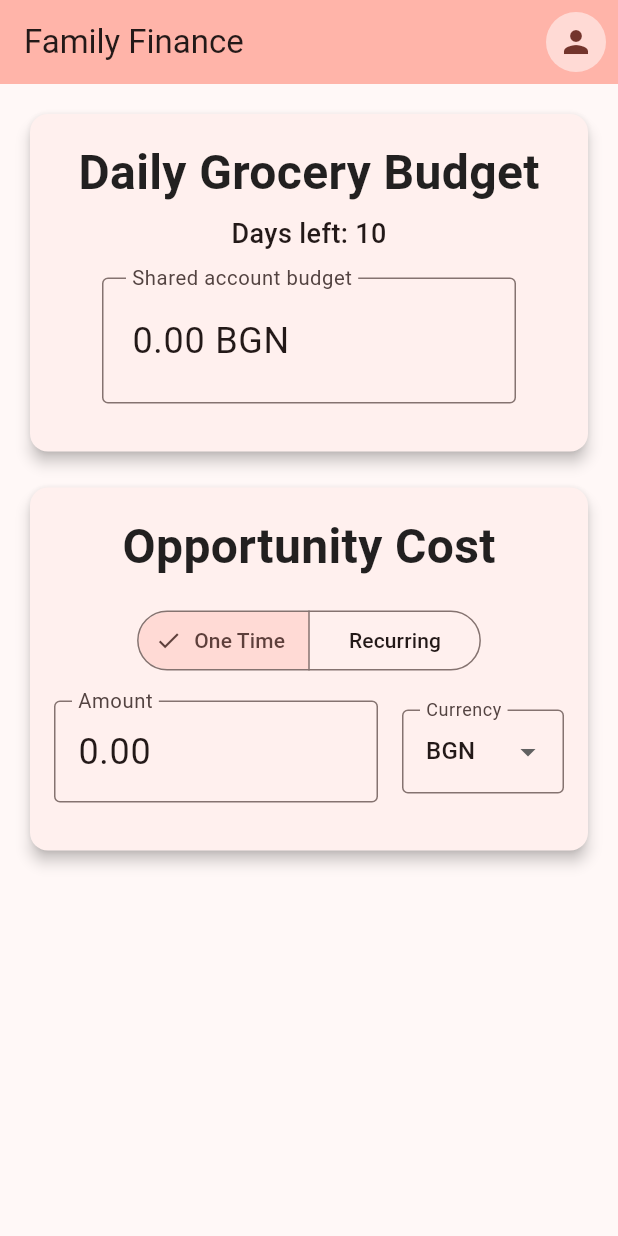
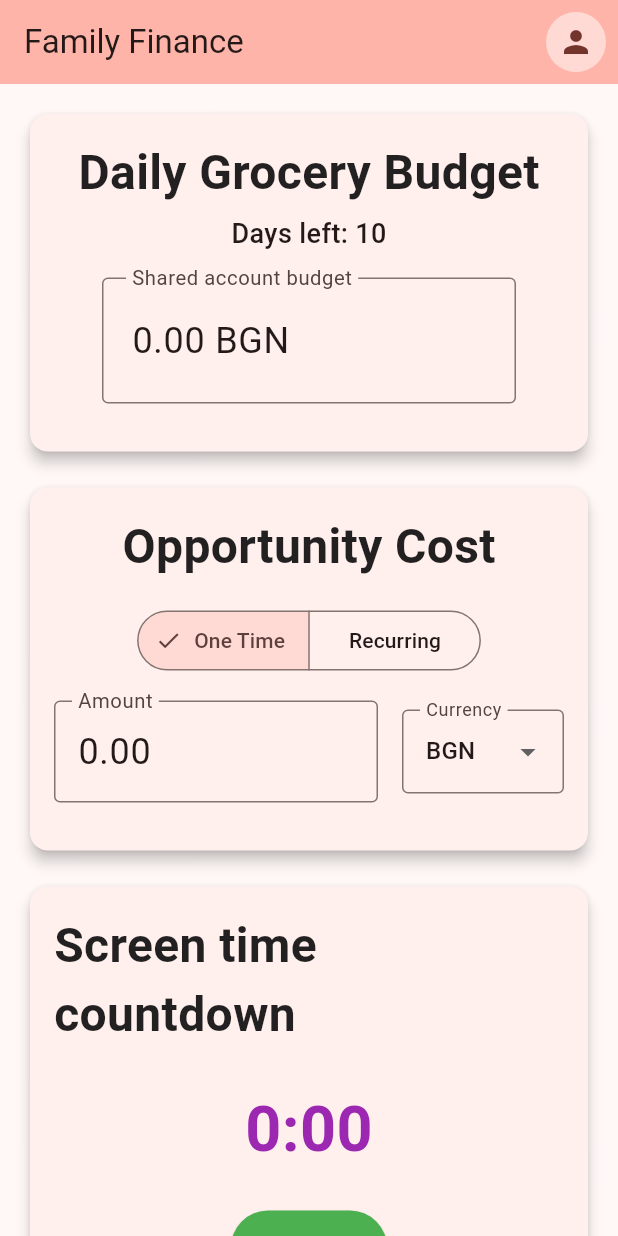
Before and after one commit to pfrenssen/fam-fin, a Flutter app: the screen it shows after launch, on a phone screen of 412 x 824 dp. Run offline on Flutter 3.47's test engine with Material 3 defaults, Android fonts, the phone set to English and light mode, and no system bars; our stand-ins replace extended_masked_text, image_picker, shared_preferences.

Commit message:
Add a screen time calculator that counts down exponentially.

```diff
--- a/lib/main.dart
+++ b/lib/main.dart
@@ -1,10 +1,16 @@
+import 'dart:async';
+import 'dart:io';
+
 import 'package:flutter/material.dart';
 import 'package:extended_masked_text/extended_masked_text.dart';
-import 'dart:io';
+
+import 'models/frequency_period.dart';
+
 import 'pages/profile_page.dart';
+
+import 'services/exponential_countdown.dart';
+import 'services/retirement_service.dart';
 import 'services/user_preferences_service.dart';
-import 'services/retirement_service.dart';
-import 'models/frequency_period.dart';
 
 void main() {
   runApp(const MyApp());
@@ -39,6 +45,7 @@ class MyHomePage extends StatefulWidget {
 enum PurchaseType { oneTime, recurring }
 
 class _MyHomePageState extends State<MyHomePage> {
+  final _exponentialService = ExponentialCountdownService();
   final _prefsService = UserPreferencesService();
   final _retirementService = RetirementService();
   String? _profileImagePath;
@@ -58,6 +65,12 @@ class _MyHomePageState extends State<MyHomePage> {
   double? _opportunityTotal;
 
   bool _showOpportunityDetails = false;
+
+  // Countdown state
+  bool _isCountdownRunning = false;
+  DateTime? _countdownStartTime;
+  String _countdownValue = '0:00';
+  Timer? _countdownTimer;
 
   // === Controllers ===
   final _controller = MoneyMaskedTextController(
@@ -124,6 +137,48 @@ class _MyHomePageState extends State<MyHomePage> {
       _opportunityInterest = result.interest;
       _opportunityTotal = result.total;
     });
+  }
+
+  void _startCountdown() {
+    setState(() {
+      _isCountdownRunning = true;
+      _countdownStartTime = DateTime.now();
+      _countdownValue = _exponentialService.formatValue(
+        _exponentialService.calculateValue(0),
+      );
+    });
+
+    // Update twice per second (every 500ms)
+    _countdownTimer = Timer.periodic(const Duration(milliseconds: 500), (
+      timer,
+    ) {
+      if (_countdownStartTime != null) {
+        final now = DateTime.now();
+        final difference = now.difference(_countdownStartTime!);
+        final hours =
+            difference.inMilliseconds / (1000 * 60 * 60); // Convert to hours
+        final value = _exponentialService.calculateValue(-hours);
+
+        setState(() {
+          _countdownValue = _exponentialService.formatValue(value);
+        });
+      }
+    });
+  }
+
+  void _stopCountdown() {
+    _countdownTimer?.cancel();
+    setState(() {
+      _isCountdownRunning = false;
+      _countdownStartTime = null;
+      _countdownValue = '0:00';
+    });
+  }
+
+  @override
+  void dispose() {
+    _countdownTimer?.cancel();
+    super.dispose();
   }
 
   @override
@@ -451,6 +506,68 @@ class _MyHomePageState extends State<MyHomePage> {
                   ),
                 ),
               ),
+              // === Screen time countdown ===
+              const SizedBox(height: 16.0),
+              Card(
+                elevation: 4.0,
+                child: Padding(
+                  padding: const EdgeInsets.all(16.0),
+                  child: Column(
+                    mainAxisSize: MainAxisSize.min,
+                    children: [
+                      const Text(
+                        'Screen time countdown',
+                        style: TextStyle(
+                          fontSize: 32.0,
+                          fontWeight: FontWeight.bold,
+                          color: Colors.black87,
+                        ),
+                      ),
+                      const SizedBox(height: 24.0),
+                      Text(
+                        _countdownValue,
+                        style: const TextStyle(
+                          fontSize: 42.0,
+                          fontWeight: FontWeight.bold,
+                          color: Colors.purple,
+                        ),
+                      ),
+                      const SizedBox(height: 24.0),
+                      ElevatedButton(
+                        onPressed:
+                            _isCountdownRunning
+                                ? _stopCountdown
+                                : _startCountdown,
+                        style: ElevatedButton.styleFrom(
+                          padding: const EdgeInsets.symmetric(
+                            horizontal: 32.0,
+                            vertical: 12.0,
+                          ),
+                          backgroundColor:
+                              _isCountdownRunning ? Colors.red : Colors.green,
+                        ),
+                        child: Text(
+                          _isCountdownRunning ? 'Stop' : 'Start',
+                          style: const TextStyle(
+                            fontSize: 18.0,
+                            fontWeight: FontWeight.bold,
+                            color: Colors.white,
+                          ),
+                        ),
+                      ),
+                      const SizedBox(height: 8.0),
+                      if (_countdownStartTime != null)
+                        Text(
+                          'Started at: ${_countdownStartTime!.hour}:${_countdownStartTime!.minute.toString().padLeft(2, '0')}:${_countdownStartTime!.second.toString().padLeft(2, '0')}',
+                          style: const TextStyle(
+                            fontSize: 14.0,
+                            color: Colors.grey,
+                          ),
+                        ),
+                    ],
+                  ),
+                ),
+              ),
             ],
           ),
         ),
--- /dev/null
+++ b/lib/services/exponential_countdown.dart
@@ -0,0 +1,25 @@
+import 'dart:math' as math;
+
+class ExponentialCountdownService {
+  // Constants for the formula v = ab^(zx+c).
+  // Ref. https://www.desmos.com/calculator/n21xiqgmxv
+  static const double a = 1.4;
+  static const double b = 0.6;
+  static const double z = -1.2;
+  static const double c = -2.1;
+
+  // Calculate the function value for a given number of hours.
+  double calculateValue(double hours) {
+    final double exponent = (z * hours) + c;
+    return a * math.pow(b, exponent);
+  }
+
+  // Formmat the value to hours and minutes, rounded up to the next 5 minutes.
+  String formatValue(double value) {
+    final int totalMinutes = (value * 60).round();
+    final int hours = totalMinutes ~/ 60;
+    final int minutes = (totalMinutes % 60 + 4) ~/ 5 * 5;
+
+    return '${hours.toString().padLeft(1, '0')}:${minutes.toString().padLeft(2, '0')}';
+  }
+}
```
